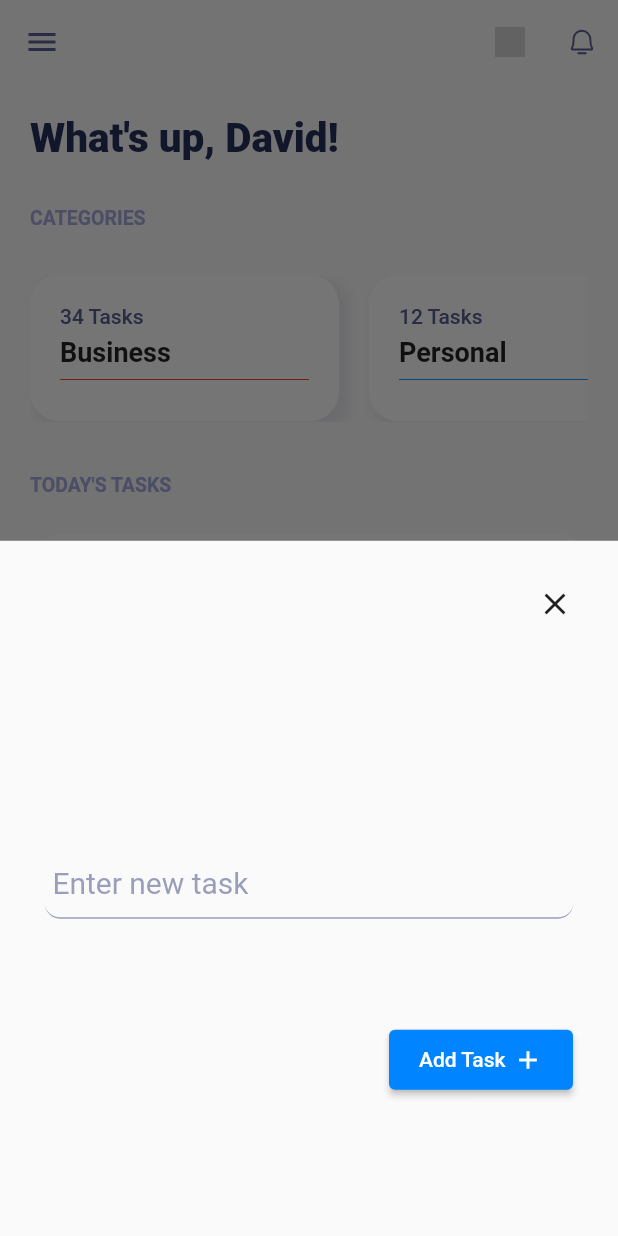
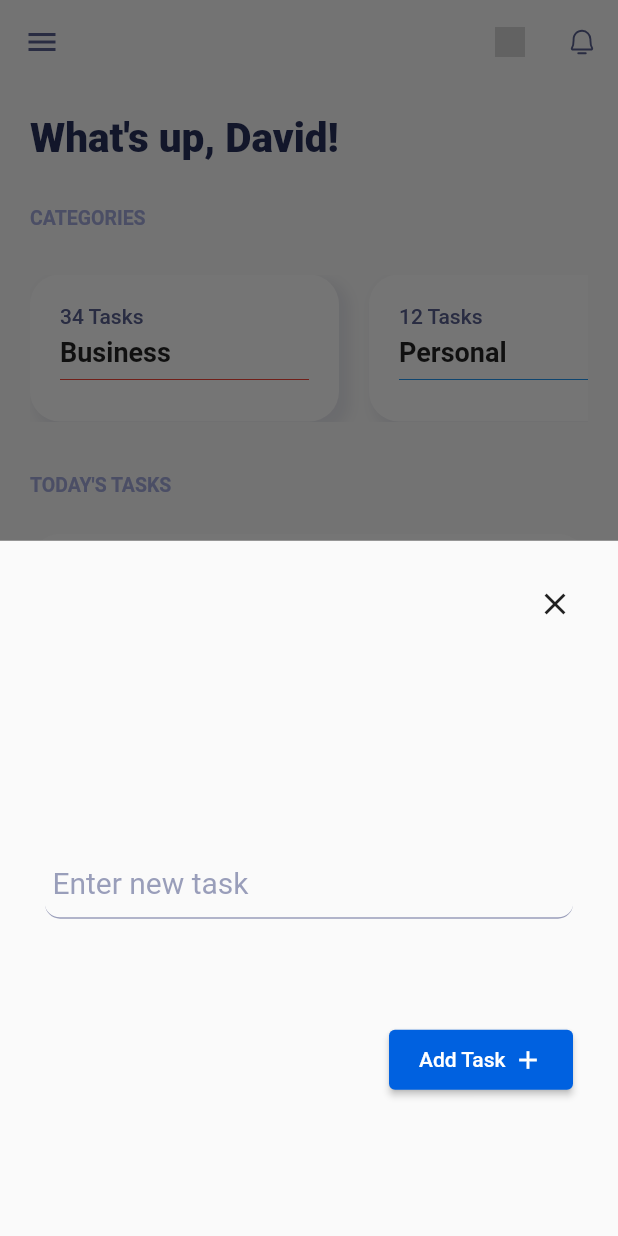
Before and after one commit to Emodot/m_tasks, a Flutter app: the screen it shows after launch, after a tap on the "add" icon, on a phone screen of 412 x 824 dp. Run offline on Flutter 3.47's test engine with Material 2 defaults, Android fonts, the light colour scheme and no system bars; drawn by our look-alikes of roundcheckbox; our stand-ins replace flutter_svg.

Commit message:
adding functionalities to task list

```diff
--- a/lib/constant.dart
+++ b/lib/constant.dart
@@ -2,3 +2,4 @@ import 'package:flutter/material.dart';
 
 const iconsColor = Color.fromARGB(255, 89, 96, 143);
 const headerColor = Color.fromARGB(255, 163, 170, 221);
+const buttonColor = Color.fromARGB(255, 0, 97, 224);
--- a/lib/screens/add_task.dart
+++ b/lib/screens/add_task.dart
@@ -48,7 +48,7 @@ class AddTask extends StatelessWidget {
                   style: ButtonStyle(
                     // borderRadius: BorderRadius.all(radius),
                     backgroundColor: MaterialStateProperty.all(
-                      const Color.fromARGB(255, 0, 132, 255),
+                      buttonColor,
                     ),
                     padding: MaterialStateProperty.all(
                       const EdgeInsets.symmetric(vertical: 10, horizontal: 20),
--- a/lib/widgets/task_tile.dart
+++ b/lib/widgets/task_tile.dart
@@ -2,10 +2,17 @@ import 'package:flutter/material.dart';
 import 'package:m_tasks/constant.dart';
 import 'package:roundcheckbox/roundcheckbox.dart';
 
-class TaskTile extends StatelessWidget {
+class TaskTile extends StatefulWidget {
   const TaskTile({
     super.key,
   });
+
+  @override
+  State<TaskTile> createState() => _TaskTileState();
+}
+
+class _TaskTileState extends State<TaskTile> {
+  bool isChecked = false;
 
   @override
   Widget build(BuildContext context) {
@@ -15,14 +22,37 @@ class TaskTile extends StatelessWidget {
         color: Colors.white,
         borderRadius: BorderRadius.circular(20),
       ),
-      child: const ListTile(
-        leading: RoundCheckBox(
-          onTap: null,
-          size: 20,
-          uncheckedColor: Colors.transparent,
+      child: ListTile(
+        leading: TaskCheckbox(isChecked),
+        // RoundCheckBox(
+        //   onTap: null,
+        //   size: 20,
+        //   uncheckedColor: Colors.transparent,
+        // ),
+        title: const Text(
+          "This is a Task",
+          style: TextStyle(decoration: TextDecoration.lineThrough),
         ),
-        title: Text("This is a Task"),
       ),
     );
   }
 }
+
+class TaskCheckbox extends StatelessWidget {
+  final bool checkboxState;
+
+  TaskCheckbox(this.checkboxState);
+
+  @override
+  Widget build(BuildContext context) {
+    return Checkbox(
+      activeColor: buttonColor,
+      value: checkboxState,
+      onChanged: (newValue) {
+        // setState(() {
+        //   checkboxState = newValue!;
+        // });
+      },
+    );
+  }
+}
```
